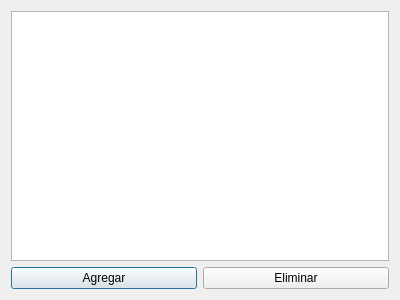
Above: topicsdialog.ui from lucianodato/JI-quotes before the change. Below: the same form after it.
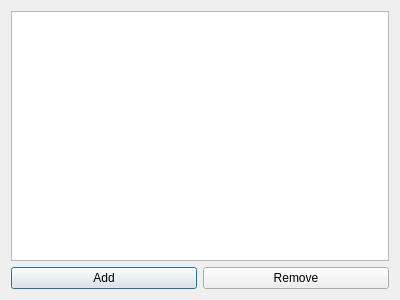
That is the form after the change.

Commit message: Use english labels for now

```diff
--- a/topicsdialog.ui
+++ b/topicsdialog.ui
@@ -20,14 +20,14 @@
    <item row="1" column="0">
     <widget class="QPushButton" name="pushButton">
      <property name="text">
-      <string>Agregar</string>
+      <string>Add</string>
      </property>
     </widget>
    </item>
    <item row="1" column="1">
     <widget class="QPushButton" name="pushButton_2">
      <property name="text">
-      <string>Eliminar</string>
+      <string>Remove</string>
      </property>
     </widget>
    </item>
```
The commit also changes 3 other files.
